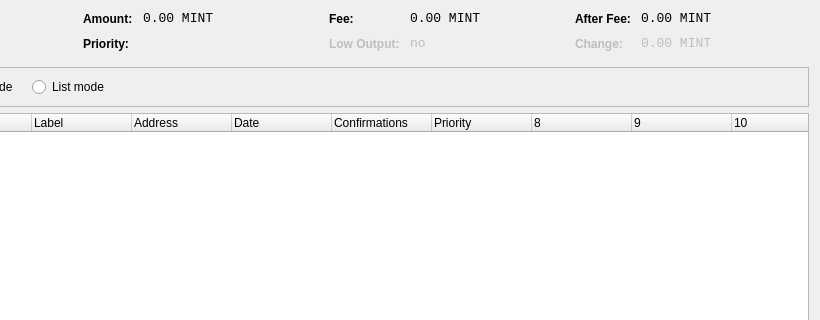
Above: src/qt/forms/coincontroldialog.ui from HYPERcrypto/Hyper before the change; both pictures show x 180 to 1000 and y 0 to 320 of the 1000 by 500 pixel window. Below: the same form after it.
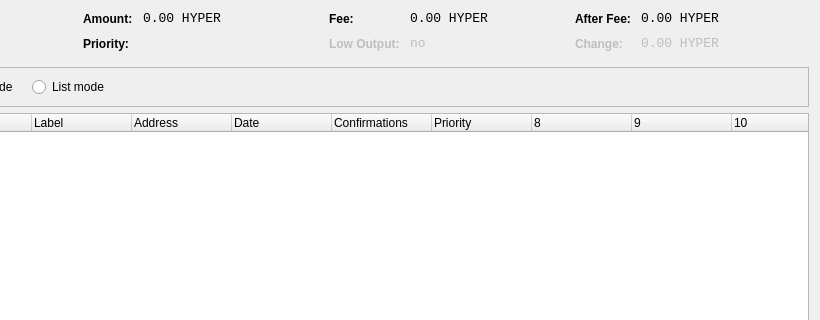
That is the form after the change. Custom widgets are drawn as their Qt base class.

Commit message: updated qt dialogs

```diff
--- a/src/qt/forms/coincontroldialog.ui
+++ b/src/qt/forms/coincontroldialog.ui
@@ -141,7 +141,7 @@
           <enum>Qt::ActionsContextMenu</enum>
          </property>
          <property name="text">
-          <string>0.00 MINT</string>
+          <string>0.00 HYPER</string>
          </property>
          <property name="textInteractionFlags">
           <set>Qt::LinksAccessibleByMouse|Qt::TextSelectableByKeyboard|Qt::TextSelectableByMouse</set>
@@ -221,7 +221,7 @@
           <enum>Qt::ActionsContextMenu</enum>
          </property>
          <property name="text">
-          <string>0.00 MINT</string>
+          <string>0.00 HYPER</string>
          </property>
          <property name="textInteractionFlags">
           <set>Qt::LinksAccessibleByMouse|Qt::TextSelectableByKeyboard|Qt::TextSelectableByMouse</set>
@@ -307,7 +307,7 @@
           <enum>Qt::ActionsContextMenu</enum>
          </property>
          <property name="text">
-          <string>0.00 MINT</string>
+          <string>0.00 HYPER</string>
          </property>
          <property name="textInteractionFlags">
           <set>Qt::LinksAccessibleByMouse|Qt::TextSelectableByKeyboard|Qt::TextSelectableByMouse</set>
@@ -345,7 +345,7 @@
           <enum>Qt::ActionsContextMenu</enum>
          </property>
          <property name="text">
-          <string>0.00 MINT</string>
+          <string>0.00 HYPER</string>
          </property>
          <property name="textInteractionFlags">
           <set>Qt::LinksAccessibleByMouse|Qt::TextSelectableByKeyboard|Qt::TextSelectableByMouse</set>
```
Left out of the diff: 2 changed lines with no effect on the pictures. The commit also changes 5 other files.
